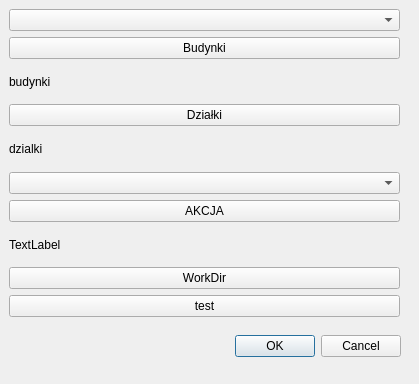
The window that myintersect_dialog_base.ui (MateuszRajmundKukawski/MyIntersect) describes before a commit, drawn with Qt 5.
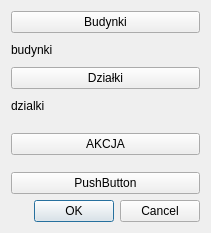
The same window after the commit.

```diff
--- a/myintersect_dialog_base.ui
+++ b/myintersect_dialog_base.ui
@@ -6,47 +6,17 @@
    <rect>
     <x>0</x>
     <y>0</y>
-    <width>419</width>
-    <height>384</height>
+    <width>211</width>
+    <height>233</height>
    </rect>
   </property>
   <property name="windowTitle">
    <string>MyIntersect</string>
   </property>
-  <widget class="QDialogButtonBox" name="button_box">
-   <property name="geometry">
-    <rect>
-     <x>-20</x>
-     <y>330</y>
-     <width>421</width>
-     <height>32</height>
-    </rect>
-   </property>
-   <property name="orientation">
-    <enum>Qt::Horizontal</enum>
-   </property>
-   <property name="standardButtons">
-    <set>QDialogButtonBox::Cancel|QDialogButtonBox::Ok</set>
-   </property>
-  </widget>
-  <widget class="QWidget" name="gridLayoutWidget">
-   <property name="geometry">
-    <rect>
-     <x>9</x>
-     <y>9</y>
-     <width>391</width>
-     <height>308</height>
-    </rect>
-   </property>
+  <layout class="QGridLayout" name="gridLayout_2">
+   <item row="0" column="0">
    <layout class="QGridLayout" name="gridLayout">
-    <item row="11" column="0">
-     <widget class="QPushButton" name="deleteButton">
-      <property name="text">
-       <string>test</string>
-      </property>
-     </widget>
-    </item>
-    <item row="4" column="0">
+     <item row="3" column="0">
      <widget class="QLabel" name="dzialki_label">
       <property name="text">
        <string>dzialki</string>
@@ -54,55 +24,53 @@
      </widget>
     </item>
     <item row="0" column="0">
-     <widget class="QComboBox" name="budynkiComboBox"/>
-    </item>
-    <item row="5" column="0">
-     <widget class="QComboBox" name="dzialkiComboBox"/>
-    </item>
-    <item row="1" column="0">
      <widget class="QPushButton" name="budynkiButton">
       <property name="text">
        <string>Budynki</string>
       </property>
      </widget>
     </item>
-    <item row="8" column="0">
-     <widget class="QPushButton" name="wrokDirButton">
-      <property name="text">
-       <string>WorkDir</string>
-      </property>
-     </widget>
-    </item>
-    <item row="2" column="0">
+     <item row="1" column="0">
      <widget class="QLabel" name="budynki_label">
       <property name="text">
        <string>budynki</string>
       </property>
      </widget>
     </item>
-    <item row="7" column="0">
-     <widget class="QLabel" name="label">
-      <property name="text">
-       <string>TextLabel</string>
-      </property>
-     </widget>
-    </item>
-    <item row="3" column="0">
+     <item row="2" column="0">
      <widget class="QPushButton" name="dzialkiButton">
       <property name="text">
        <string>Działki</string>
       </property>
      </widget>
     </item>
-    <item row="6" column="0">
+     <item row="4" column="0" rowspan="2">
      <widget class="QPushButton" name="runButton">
       <property name="text">
        <string>AKCJA</string>
       </property>
      </widget>
     </item>
-   </layout>
-  </widget>
+     <item row="6" column="0">
+      <widget class="QPushButton" name="testButton">
+       <property name="text">
+        <string>PushButton</string>
+       </property>
+      </widget>
+     </item>
+    </layout>
+   </item>
+   <item row="1" column="0">
+    <widget class="QDialogButtonBox" name="button_box">
+     <property name="orientation">
+      <enum>Qt::Horizontal</enum>
+     </property>
+     <property name="standardButtons">
+      <set>QDialogButtonBox::Cancel|QDialogButtonBox::Ok</set>
+     </property>
+    </widget>
+   </item>
+  </layout>
  </widget>
  <resources/>
  <connections>
```
Lines whose indentation alone changed are shown as unchanged.
